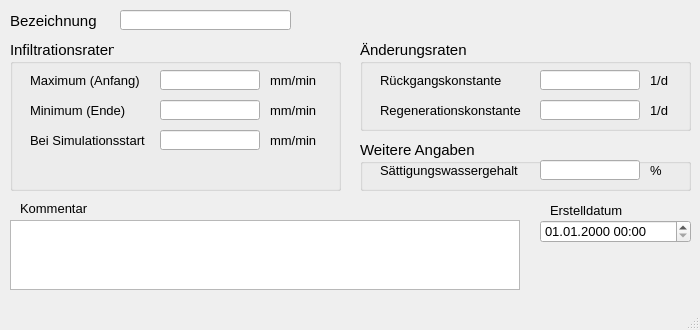
Old version of the form qkan/forms/qkan_bodenklassen.ui in the repository hoettges/QKan.
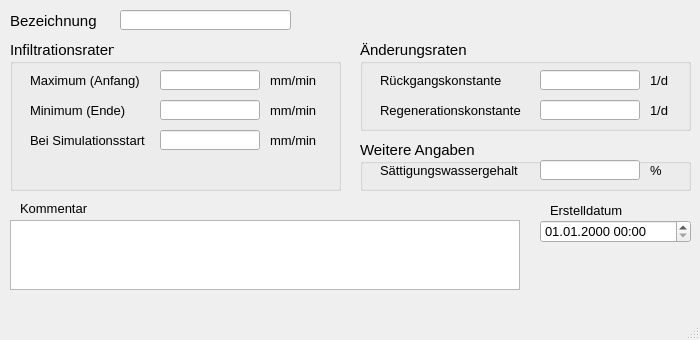
New version of the form. Custom widgets are drawn as their Qt base class.

What changed in the file:
```diff
--- a/qkan/forms/qkan_bodenklassen.ui
+++ b/qkan/forms/qkan_bodenklassen.ui
@@ -10,13 +10,13 @@
     <x>0</x>
     <y>0</y>
     <width>700</width>
-    <height>330</height>
+    <height>340</height>
    </rect>
   </property>
   <property name="minimumSize">
    <size>
     <width>700</width>
-    <height>330</height>
+    <height>340</height>
    </size>
   </property>
   <property name="font">
```
Left out of the diff: 2 changed lines with no effect on the pictures.
